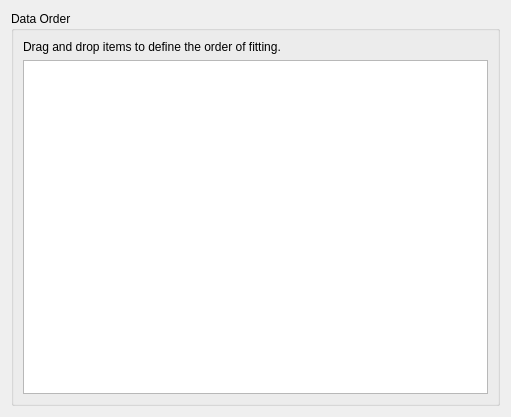
The window that src/sas/qtgui/Perspectives/Fitting/UI/OrderWidgetUI.ui (SasView/sasview) describes before a commit, drawn with Qt 5.
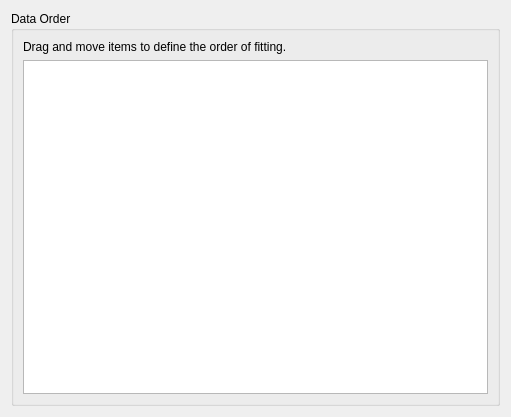
The same window after the commit.

Commit message: Reword the ordering label

What changed in the file:
```diff
--- a/src/sas/qtgui/Perspectives/Fitting/UI/OrderWidgetUI.ui
+++ b/src/sas/qtgui/Perspectives/Fitting/UI/OrderWidgetUI.ui
@@ -23,7 +23,7 @@
       <item row="0" column="0">
        <widget class="QLabel" name="label">
         <property name="text">
-         <string>&lt;html&gt;&lt;head/&gt;&lt;body&gt;&lt;p&gt;Drag and drop items to define the order of fitting.&lt;/p&gt;&lt;/body&gt;&lt;/html&gt;</string>
+         <string>&lt;html&gt;&lt;head/&gt;&lt;body&gt;&lt;p&gt;Drag and move items to define the order of fitting.&lt;/p&gt;&lt;/body&gt;&lt;/html&gt;</string>
         </property>
        </widget>
       </item>
```
The commit also changes 1 other file.
